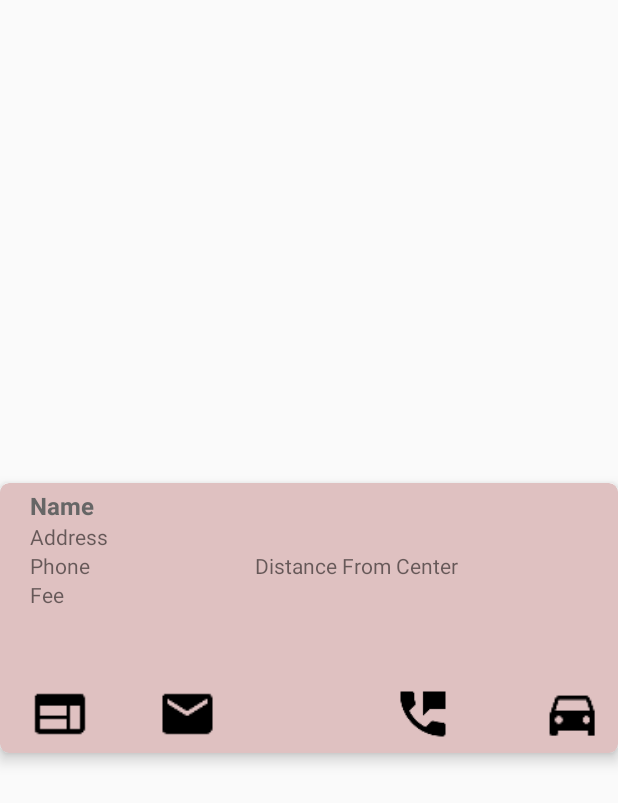
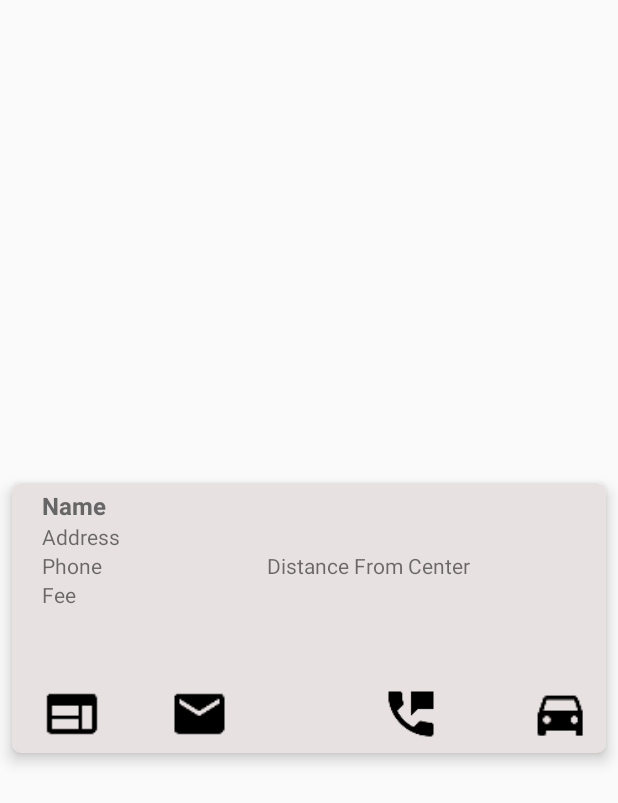
Before and after one commit to shtown/YouthServices, an Android app: the layout cards.xml on its own in the app's theme, with its tools: preview values and no code run, on a phone screen of 412 x 824 dp. Shown: the top 803 px of the screen. Run offline under Robolectric (Android 15) with nearby library versions, the phone set to English and light mode, and no system bars; network calls fail.

```diff
--- a/app/src/main/res/layout/cards.xml
+++ b/app/src/main/res/layout/cards.xml
@@ -5,7 +5,8 @@
     android:layout_width="match_parent"
     android:layout_height="180dp"
     android:layout_gravity="center"
-    cardView:cardBackgroundColor="#DFC1C1"
+    android:layout_margin="8dp"
+    cardView:cardBackgroundColor="#E8E1E1"
     cardView:cardCornerRadius="6dp"
     cardView:cardElevation="6dp"
     cardView:contentPaddingBottom="6dp"
```
